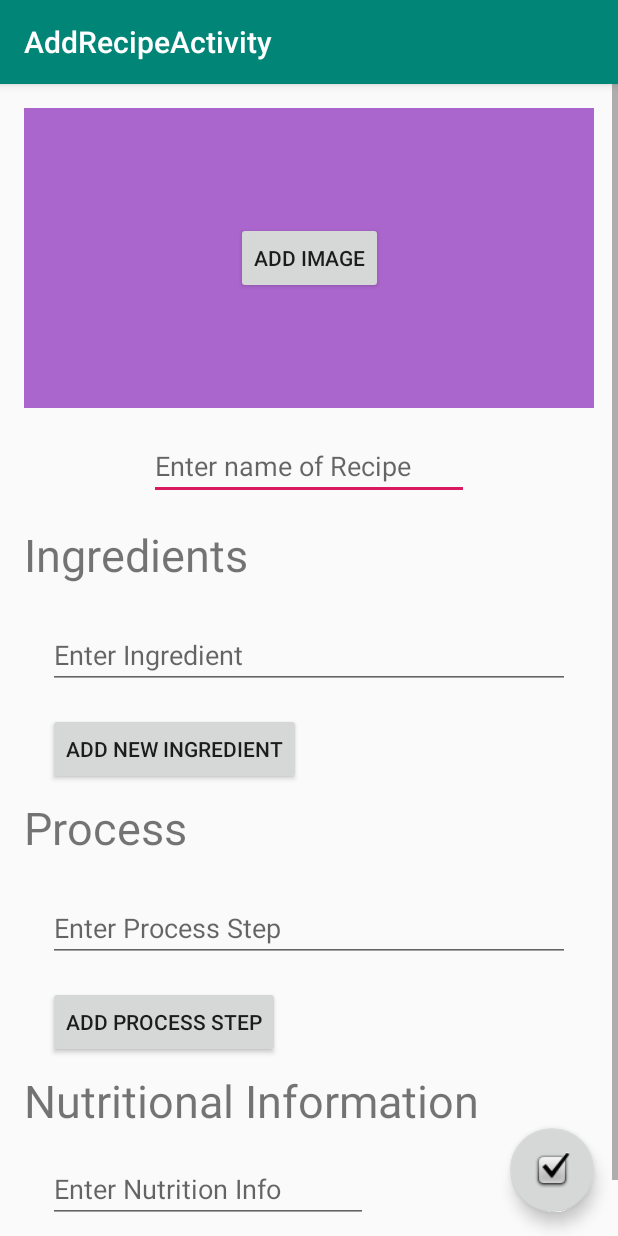
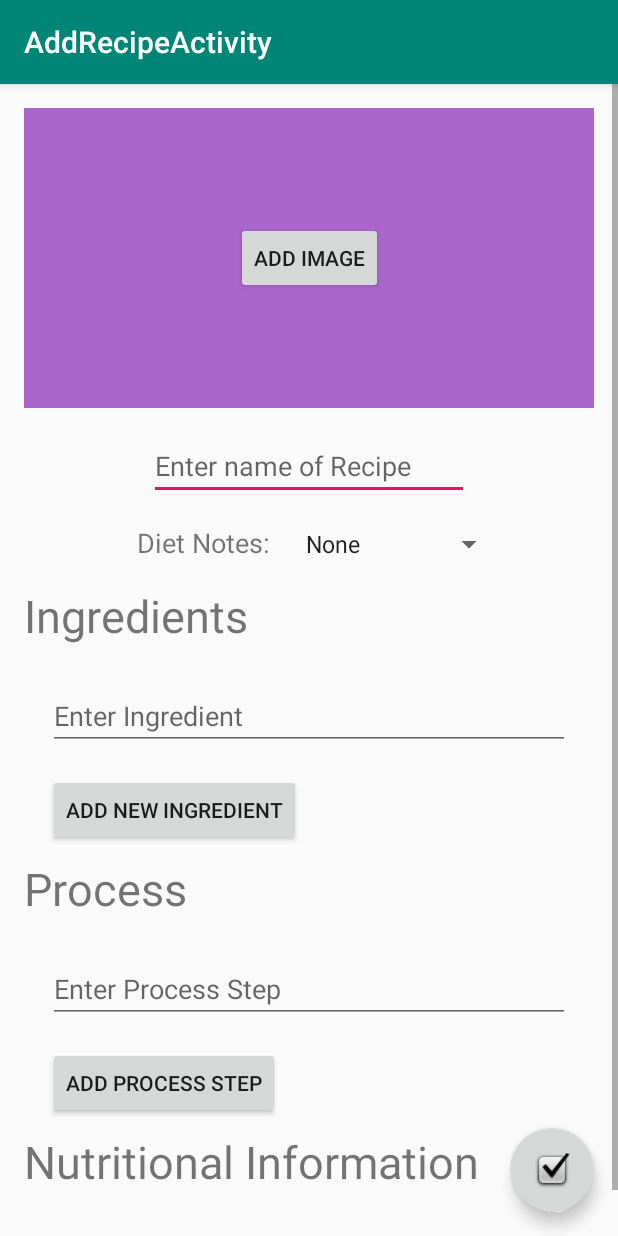
Before and after one commit to rustylocks79/GreatChow, an Android app: the AddRecipeActivity screen opened directly, with no data from a screen before it, on a phone screen of 412 x 824 dp. Run offline under Robolectric (Android 15) with nearby library versions, the phone set to English and light mode, and no system bars.

Commit message:
refactored diet category stuff

```diff
--- a/app/src/main/res/layout/activity_add_recipe_content.xml
+++ b/app/src/main/res/layout/activity_add_recipe_content.xml
@@ -50,6 +50,35 @@
         app:layout_constraintStart_toStartOf="parent"
         app:layout_constraintTop_toBottomOf="@+id/recipe_picture_iv" />
 
+    <LinearLayout
+        android:id="@+id/diet_ll"
+        android:layout_width="wrap_content"
+        android:layout_height="match_parent"
+        android:layout_marginTop="0dp"
+        android:orientation="horizontal"
+        app:layout_constraintEnd_toEndOf="parent"
+        app:layout_constraintStart_toStartOf="parent"
+        app:layout_constraintTop_toBottomOf="@+id/enter_title_et">
+
+        <TextView
+            android:id="@+id/diet_category_tv"
+            android:layout_width="wrap_content"
+            android:layout_height="wrap_content"
+            android:layout_marginStart="16dp"
+            android:layout_marginTop="16dp"
+            android:text="@string/diet_notes"
+            android:textSize="18sp" />
+
+        <Spinner
+            android:id="@+id/diet_category_spinner"
+            android:layout_width="0dp"
+            android:layout_height="wrap_content"
+            android:layout_weight="1"
+            android:entries="@array/dietcategories"
+            android:layout_marginStart="16dp"
+            android:layout_marginTop="16dp"/>
+    </LinearLayout>
+
     <TextView
         android:id="@+id/ingredients_title_tv"
         android:layout_width="wrap_content"
@@ -59,7 +88,7 @@
         android:text="@string/ingredients"
         android:textSize="30sp"
         app:layout_constraintStart_toStartOf="parent"
-        app:layout_constraintTop_toBottomOf="@+id/enter_title_et" />
+        app:layout_constraintTop_toBottomOf="@+id/diet_ll" />
 
     <LinearLayout
         android:id="@+id/ingredients_linearlayout"
@@ -174,27 +203,5 @@
         app:layout_constraintStart_toStartOf="@+id/nutrition_title_tv"
         app:layout_constraintTop_toBottomOf="@+id/nutrition_title_tv" />
 
-    <LinearLayout
-        android:layout_width="wrap_content"
-        android:layout_height="match_parent"
-        android:layout_marginTop="16dp"
-        android:orientation="horizontal"
-        app:layout_constraintEnd_toEndOf="parent"
-        app:layout_constraintStart_toStartOf="parent"
-        app:layout_constraintTop_toBottomOf="@+id/enter_nutrition_et">
-
-        <CheckBox
-            android:id="@+id/vegetarian_cb"
-            android:layout_width="wrap_content"
-            android:layout_height="wrap_content"
-            android:text="@string/vegetarian" />
-
-        <CheckBox
-            android:id="@+id/vegan_cb"
-            android:layout_width="wrap_content"
-            android:layout_height="wrap_content"
-            android:text="@string/vegan" />
-    </LinearLayout>
-
 </androidx.constraintlayout.widget.ConstraintLayout>
 </ScrollView>
--- a/app/src/main/res/values/arrays.xml
+++ b/app/src/main/res/values/arrays.xml
@@ -23,4 +23,10 @@
         <item>"Alp"</item>
         <item>"Time"</item>
     </string-array>
+
+    <string-array name="dietcategories">
+        <item>"None"</item>
+        <item>"Vegetarian"</item>
+        <item>"Vegan"</item>
+    </string-array>
 </resources>
--- a/app/src/main/res/values/strings.xml
+++ b/app/src/main/res/values/strings.xml
@@ -41,4 +41,5 @@
     <string name="plan_schedule">Meal Schedule</string>
     <string name="Schedule_meal">Schedule Meal</string>
     <string name="title_activity_select_recipe">SelectRecipeActivity</string>
+    <string name="diet_notes">Diet Notes:</string>
 </resources>
```
Also changed, not shown: app/src/main/java/edu/psu/bjx2020/greatchow/AddRecipeActivity.java (+3 -8 lines), app/src/main/java/edu/psu/bjx2020/greatchow/SelectRecipeActivity.java (+0 -8 lines), app/src/main/java/edu/psu/bjx2020/greatchow/ViewRecipeActivity.java (+9 -0 lines), app/src/main/res/layout/activity_view_recipe_content.xml (+35 -6 lines).
